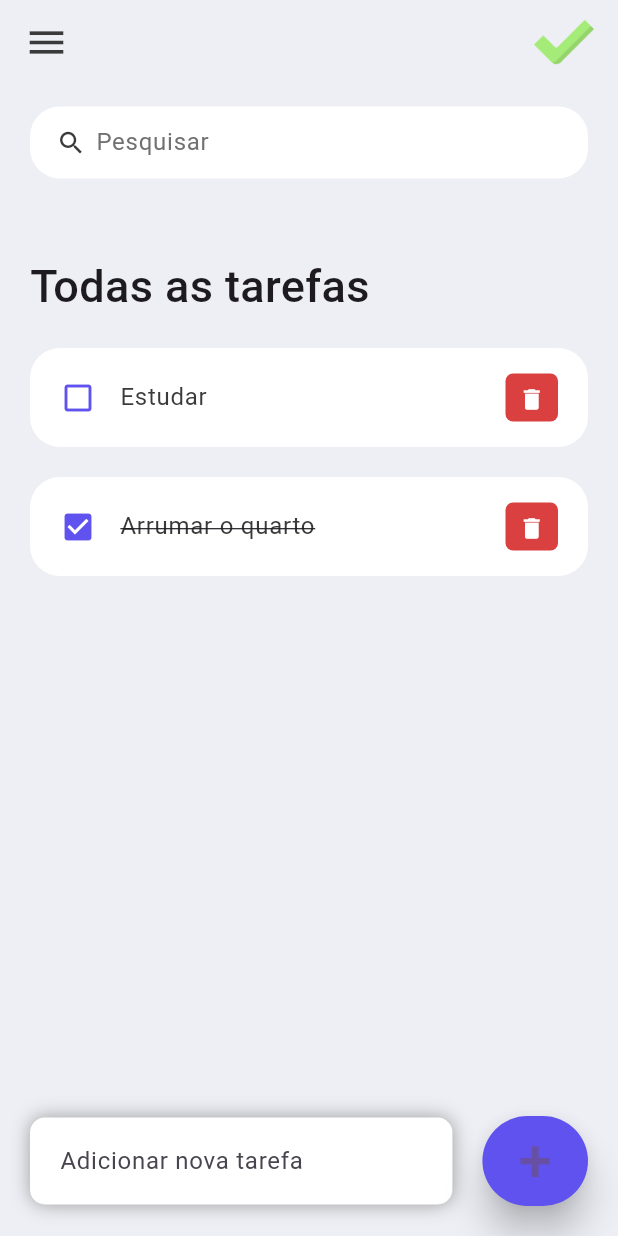
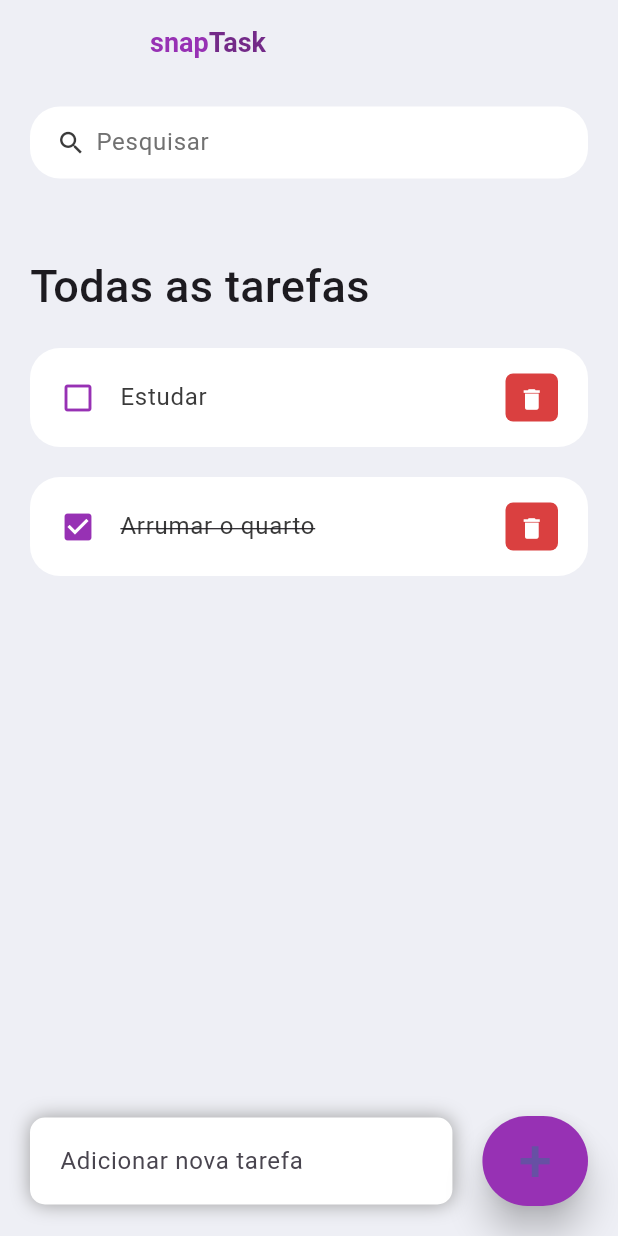
Before and after one commit to larissagoularte/snapTask, a Flutter app: the Home screen opened directly, on a phone screen of 412 x 824 dp. Run offline on Flutter 3.47's test engine with Material 3 defaults, Android fonts, the phone set to English and light mode, and no system bars; our stand-ins replace flutter_secure_storage; accounts and stored records are empty.

```diff
--- a/app/lib/screens/home.dart
+++ b/app/lib/screens/home.dart
@@ -103,7 +103,7 @@ class _HomeState extends State<Home> {
                           _addTask(_taskController.text);
                         },
                         style: ElevatedButton.styleFrom(
-                          backgroundColor: stBlue,
+                          backgroundColor: stLightPurple,
                           minimumSize: Size(60, 60),
                           elevation: 10,
                         )),
@@ -177,22 +177,33 @@ class _HomeState extends State<Home> {
 
   AppBar _buildAppBar() {
     return AppBar(
+      titleSpacing: 100,
+      title: RichText(
+        text: TextSpan(
+          children: <TextSpan>[
+            TextSpan(
+                text: 'snap',
+                style: TextStyle(
+                  color: stLightPurple,
+                  fontWeight: FontWeight.bold,
+                  fontSize: 18,
+                )),
+            TextSpan(
+              text: 'Task',
+              style: TextStyle(
+                color: stDarkerPurple,
+                fontWeight: FontWeight.bold,
+                fontSize: 18,
+              ),
+            ),
+          ],
+        ),
+        //'snapTask',
+        //tyle: TextStyle(fontSize: 43, fontWeight: FontWeight.w500),
+      ),
       backgroundColor: stBGColor,
       elevation: 0,
-      title: Row(mainAxisAlignment: MainAxisAlignment.spaceBetween, children: [
-        Icon(
-          Icons.menu,
-          color: stBlack,
-          size: 30,
-        ),
-        Container(
-          height: 40,
-          width: 40,
-          child: ClipRRect(
-            child: Image.asset('assets/images/verifica.png'),
-          ),
-        ),
-      ]),
+      foregroundColor: stDarkerPurple,
     );
   }
 }
--- a/app/lib/screens/register.dart
+++ b/app/lib/screens/register.dart
@@ -19,10 +19,11 @@ class _RegisterState extends State<Register> {
 
     return Scaffold(
       appBar: AppBar(
-        title: Text('snapTask'),
+        title: Text('Registo'),
         backgroundColor: stBGColor,
         foregroundColor: stDarkerPurple,
         elevation: 0,
+        centerTitle: true,
       ),
       body: Container(
         color: stBGColor,
--- a/app/lib/widgets/task.dart
+++ b/app/lib/widgets/task.dart
@@ -7,7 +7,12 @@ class Task extends StatelessWidget {
   final onTaskChanged;
   final onTaskDeleted;
 
-  const Task({Key? key, required this.todo, required this.onTaskChanged, required this.onTaskDeleted}) : super(key: key);
+  const Task(
+      {Key? key,
+      required this.todo,
+      required this.onTaskChanged,
+      required this.onTaskDeleted})
+      : super(key: key);
 
   @override
   Widget build(BuildContext context) {
@@ -18,21 +23,19 @@ class Task extends StatelessWidget {
           //print('click');
           onTaskChanged(todo);
         },
-        shape: RoundedRectangleBorder(
-            borderRadius: BorderRadius.circular(20)
-        ),
+        shape: RoundedRectangleBorder(borderRadius: BorderRadius.circular(20)),
         contentPadding: EdgeInsets.symmetric(horizontal: 20, vertical: 5),
         tileColor: Colors.white,
         leading: Icon(
           todo.isDone ? Icons.check_box : Icons.check_box_outline_blank,
-          color: stBlue,
+          color: stLightPurple,
         ),
         title: Text(
           todo.taskText,
           style: TextStyle(
             fontSize: 16,
             color: stBlack,
-              decoration: todo.isDone? TextDecoration.lineThrough : null,
+            decoration: todo.isDone ? TextDecoration.lineThrough : null,
           ),
         ),
         trailing: Container(
```
Lines whose indentation alone changed are shown as unchanged.
